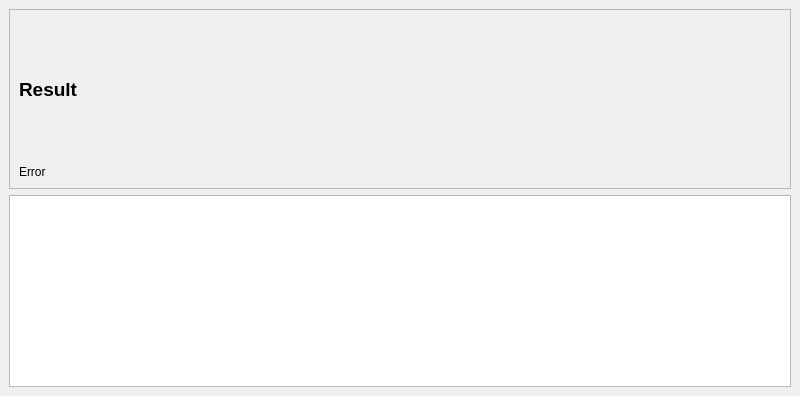
This is src/gui/calcwindow.ui in CZDanol/dnlcalc as Qt 5 draws it before an edit. The edited form follows.
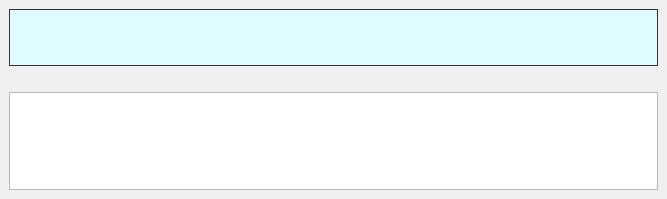
This is the edited form.

Patch:
```diff
--- a/src/gui/calcwindow.ui
+++ b/src/gui/calcwindow.ui
@@ -6,23 +6,26 @@
    <rect>
     <x>0</x>
     <y>0</y>
-    <width>800</width>
-    <height>396</height>
+    <width>667</width>
+    <height>199</height>
    </rect>
   </property>
-  <property name="windowTitle">
-   <string>MainWindow</string>
-  </property>
   <widget class="QWidget" name="centralwidget">
    <layout class="QVBoxLayout" name="verticalLayout">
     <item>
-     <widget class="QFrame" name="frame">
+     <widget class="QFrame" name="resultFrame">
       <property name="sizePolicy">
-       <sizepolicy hsizetype="Preferred" vsizetype="Expanding">
+       <sizepolicy hsizetype="Preferred" vsizetype="Maximum">
         <horstretch>0</horstretch>
         <verstretch>0</verstretch>
        </sizepolicy>
       </property>
+      <property name="styleSheet">
+       <string notr="true">#resultFrame{
+	border: 1px solid #333;
+	background-color:  #defbff;
+}</string>
+      </property>
       <property name="frameShape">
        <enum>QFrame::StyledPanel</enum>
       </property>
@@ -40,25 +43,34 @@
          </property>
          <property name="font">
           <font>
-           <pointsize>14</pointsize>
+           <pointsize>24</pointsize>
            <bold>true</bold>
           </font>
          </property>
          <property name="text">
-          <string>Result</string>
+          <string/>
          </property>
-        </widget>
-       </item>
-       <item>
-        <widget class="QLabel" name="lblError">
-         <property name="text">
-          <string>Error</string>
+         <property name="alignment">
+          <set>Qt::AlignRight|Qt::AlignTrailing|Qt::AlignVCenter</set>
          </property>
         </widget>
        </item>
       </layout>
      </widget>
     </item>
+    <item>
+     <widget class="QLabel" name="lblError">
+      <property name="styleSheet">
+       <string notr="true">color: red;</string>
+      </property>
+      <property name="text">
+       <string/>
+      </property>
+      <property name="alignment">
+       <set>Qt::AlignRight|Qt::AlignTrailing|Qt::AlignVCenter</set>
+      </property>
+     </widget>
+    </item>
     <item>
      <widget class="QTextEdit" name="teExpression">
       <property name="sizePolicy">
@@ -69,6 +81,19 @@
       </property>
      </widget>
     </item>
+    <item>
+     <spacer name="verticalSpacer">
+      <property name="orientation">
+       <enum>Qt::Vertical</enum>
+      </property>
+      <property name="sizeHint" stdset="0">
+       <size>
+        <width>20</width>
+        <height>40</height>
+       </size>
+      </property>
+     </spacer>
+    </item>
    </layout>
   </widget>
   <widget class="QMenuBar" name="menubar">
@@ -76,7 +101,7 @@
     <rect>
      <x>0</x>
      <y>0</y>
-     <width>800</width>
+     <width>667</width>
      <height>21</height>
     </rect>
    </property>
```
